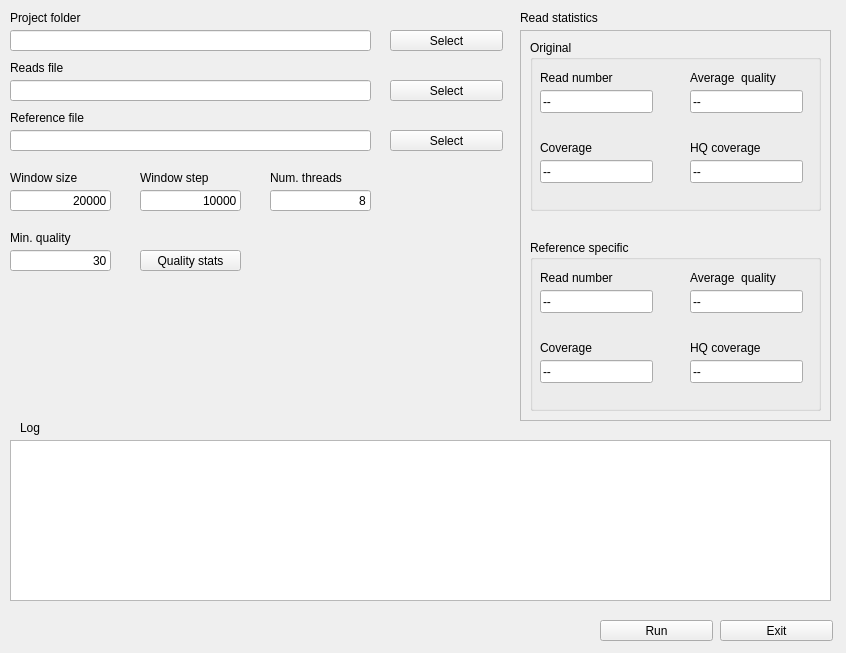
Before: the Qt Designer form src/GUI/GUI2.ui in salvocamiolo/PacBioRead, drawn with Qt 5.
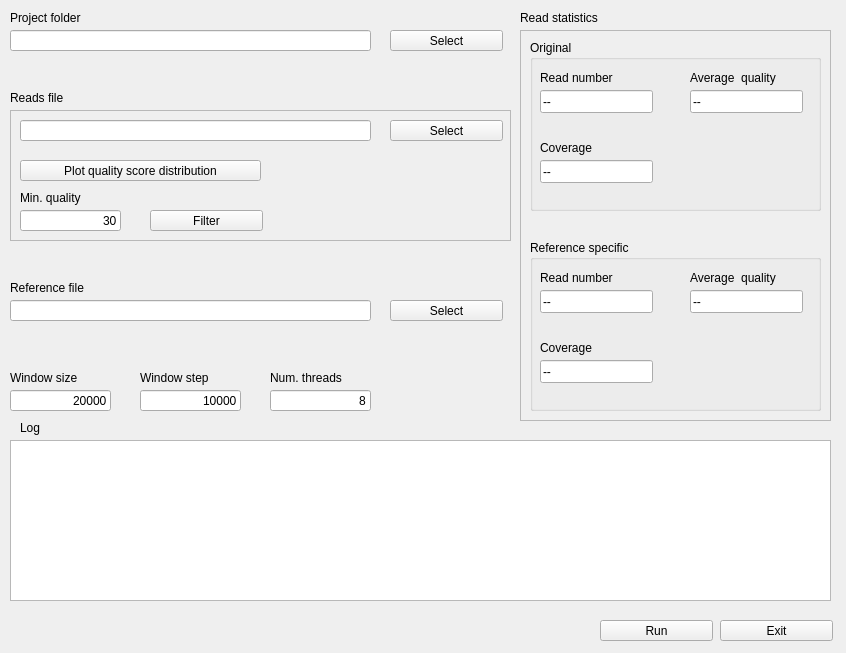
After: the same form once the commit is applied.

Commit message: Second major release

What changed in the file:
```diff
--- a/src/GUI/GUI2.ui
+++ b/src/GUI/GUI2.ui
@@ -49,24 +49,11 @@
     <string>Select</string>
    </property>
   </widget>
-  <widget class="QPushButton" name="readsFileButton">
-   <property name="geometry">
-    <rect>
-     <x>390</x>
-     <y>80</y>
-     <width>113</width>
-     <height>21</height>
-    </rect>
-   </property>
-   <property name="text">
-    <string>Select</string>
-   </property>
-  </widget>
   <widget class="QLabel" name="label_2">
    <property name="geometry">
     <rect>
      <x>10</x>
-     <y>60</y>
+     <y>90</y>
      <width>101</width>
      <height>16</height>
     </rect>
@@ -75,21 +62,11 @@
     <string>Reads file</string>
    </property>
   </widget>
-  <widget class="QLineEdit" name="readsFileLineEdit">
-   <property name="geometry">
-    <rect>
-     <x>10</x>
-     <y>80</y>
-     <width>361</width>
-     <height>21</height>
-    </rect>
-   </property>
-  </widget>
   <widget class="QPushButton" name="referenceButton">
    <property name="geometry">
     <rect>
      <x>390</x>
-     <y>130</y>
+     <y>300</y>
      <width>113</width>
      <height>21</height>
     </rect>
@@ -102,7 +79,7 @@
    <property name="geometry">
     <rect>
      <x>10</x>
-     <y>110</y>
+     <y>280</y>
      <width>101</width>
      <height>16</height>
     </rect>
@@ -115,46 +92,17 @@
    <property name="geometry">
     <rect>
      <x>10</x>
-     <y>130</y>
+     <y>300</y>
      <width>361</width>
      <height>21</height>
     </rect>
    </property>
   </widget>
-  <widget class="QLabel" name="label_9">
-   <property name="geometry">
-    <rect>
-     <x>10</x>
-     <y>230</y>
-     <width>101</width>
-     <height>16</height>
-    </rect>
-   </property>
-   <property name="text">
-    <string>Min. quality</string>
-   </property>
-  </widget>
-  <widget class="QLineEdit" name="qualityLineEdit">
-   <property name="geometry">
-    <rect>
-     <x>10</x>
-     <y>250</y>
-     <width>101</width>
-     <height>21</height>
-    </rect>
-   </property>
-   <property name="text">
-    <string>30</string>
-   </property>
-   <property name="alignment">
-    <set>Qt::AlignRight|Qt::AlignTrailing|Qt::AlignVCenter</set>
-   </property>
-  </widget>
   <widget class="QLabel" name="label_13">
    <property name="geometry">
     <rect>
      <x>10</x>
-     <y>170</y>
+     <y>370</y>
      <width>101</width>
      <height>16</height>
     </rect>
@@ -167,7 +115,7 @@
    <property name="geometry">
     <rect>
      <x>10</x>
-     <y>190</y>
+     <y>390</y>
      <width>101</width>
      <height>21</height>
     </rect>
@@ -183,7 +131,7 @@
    <property name="geometry">
     <rect>
      <x>140</x>
-     <y>190</y>
+     <y>390</y>
      <width>101</width>
      <height>21</height>
     </rect>
@@ -199,7 +147,7 @@
    <property name="geometry">
     <rect>
      <x>140</x>
-     <y>170</y>
+     <y>370</y>
      <width>101</width>
      <height>16</height>
     </rect>
@@ -257,24 +205,11 @@
     </rect>
    </property>
   </widget>
-  <widget class="QPushButton" name="qualityStatsButton">
-   <property name="geometry">
-    <rect>
-     <x>140</x>
-     <y>250</y>
-     <width>101</width>
-     <height>21</height>
-    </rect>
-   </property>
-   <property name="text">
-    <string>Quality stats</string>
-   </property>
-  </widget>
   <widget class="QLineEdit" name="numThreadsLineEdit">
    <property name="geometry">
     <rect>
      <x>270</x>
-     <y>190</y>
+     <y>390</y>
      <width>101</width>
      <height>21</height>
     </rect>
@@ -290,7 +225,7 @@
    <property name="geometry">
     <rect>
      <x>270</x>
-     <y>170</y>
+     <y>370</y>
      <width>101</width>
      <height>16</height>
     </rect>
@@ -435,38 +370,6 @@
       <string>Coverage</string>
      </property>
     </widget>
-    <widget class="QLineEdit" name="o_estHQCoverageLineEdit">
-     <property name="enabled">
-      <bool>true</bool>
-     </property>
-     <property name="geometry">
-      <rect>
-       <x>160</x>
-       <y>120</y>
-       <width>113</width>
-       <height>23</height>
-      </rect>
-     </property>
-     <property name="text">
-      <string>--</string>
-     </property>
-     <property name="readOnly">
-      <bool>true</bool>
-     </property>
-    </widget>
-    <widget class="QLabel" name="label_8">
-     <property name="geometry">
-      <rect>
-       <x>160</x>
-       <y>100</y>
-       <width>101</width>
-       <height>16</height>
-      </rect>
-     </property>
-     <property name="text">
-      <string>HQ coverage</string>
-     </property>
-    </widget>
    </widget>
    <widget class="QGroupBox" name="groupBox_2">
     <property name="geometry">
@@ -576,38 +479,100 @@
       <string>Coverage</string>
      </property>
     </widget>
-    <widget class="QLineEdit" name="r_estHQCoverageLineEdit">
-     <property name="enabled">
-      <bool>true</bool>
-     </property>
-     <property name="geometry">
-      <rect>
-       <x>160</x>
-       <y>120</y>
-       <width>113</width>
-       <height>23</height>
-      </rect>
-     </property>
-     <property name="text">
-      <string>--</string>
-     </property>
-     <property name="readOnly">
-      <bool>true</bool>
-     </property>
-    </widget>
-    <widget class="QLabel" name="label_20">
-     <property name="geometry">
-      <rect>
-       <x>160</x>
-       <y>100</y>
-       <width>101</width>
-       <height>16</height>
-      </rect>
-     </property>
-     <property name="text">
-      <string>HQ coverage</string>
-     </property>
-    </widget>
+   </widget>
+  </widget>
+  <widget class="QFrame" name="frame_2">
+   <property name="geometry">
+    <rect>
+     <x>10</x>
+     <y>110</y>
+     <width>501</width>
+     <height>131</height>
+    </rect>
+   </property>
+   <property name="frameShape">
+    <enum>QFrame::StyledPanel</enum>
+   </property>
+   <property name="frameShadow">
+    <enum>QFrame::Raised</enum>
+   </property>
+   <widget class="QLineEdit" name="readsFileLineEdit">
+    <property name="geometry">
+     <rect>
+      <x>10</x>
+      <y>10</y>
+      <width>351</width>
+      <height>21</height>
+     </rect>
+    </property>
+   </widget>
+   <widget class="QPushButton" name="readsFileButton">
+    <property name="geometry">
+     <rect>
+      <x>380</x>
+      <y>10</y>
+      <width>113</width>
+      <height>21</height>
+     </rect>
+    </property>
+    <property name="text">
+     <string>Select</string>
+    </property>
+   </widget>
+   <widget class="QPushButton" name="qualityStatsButton">
+    <property name="geometry">
+     <rect>
+      <x>10</x>
+      <y>50</y>
+      <width>241</width>
+      <height>21</height>
+     </rect>
+    </property>
+    <property name="text">
+     <string>Plot quality score distribution</string>
+    </property>
+   </widget>
+   <widget class="QPushButton" name="filterButton">
+    <property name="geometry">
+     <rect>
+      <x>140</x>
+      <y>100</y>
+      <width>113</width>
+      <height>21</height>
+     </rect>
+    </property>
+    <property name="text">
+     <string>Filter</string>
+    </property>
+   </widget>
+   <widget class="QLineEdit" name="qualityLineEdit">
+    <property name="geometry">
+     <rect>
+      <x>10</x>
+      <y>100</y>
+      <width>101</width>
+      <height>21</height>
+     </rect>
+    </property>
+    <property name="text">
+     <string>30</string>
+    </property>
+    <property name="alignment">
+     <set>Qt::AlignRight|Qt::AlignTrailing|Qt::AlignVCenter</set>
+    </property>
+   </widget>
+   <widget class="QLabel" name="label_9">
+    <property name="geometry">
+     <rect>
+      <x>10</x>
+      <y>80</y>
+      <width>101</width>
+      <height>16</height>
+     </rect>
+    </property>
+    <property name="text">
+     <string>Min. quality</string>
+    </property>
    </widget>
   </widget>
  </widget>
```
The commit also changes 2 other files.
